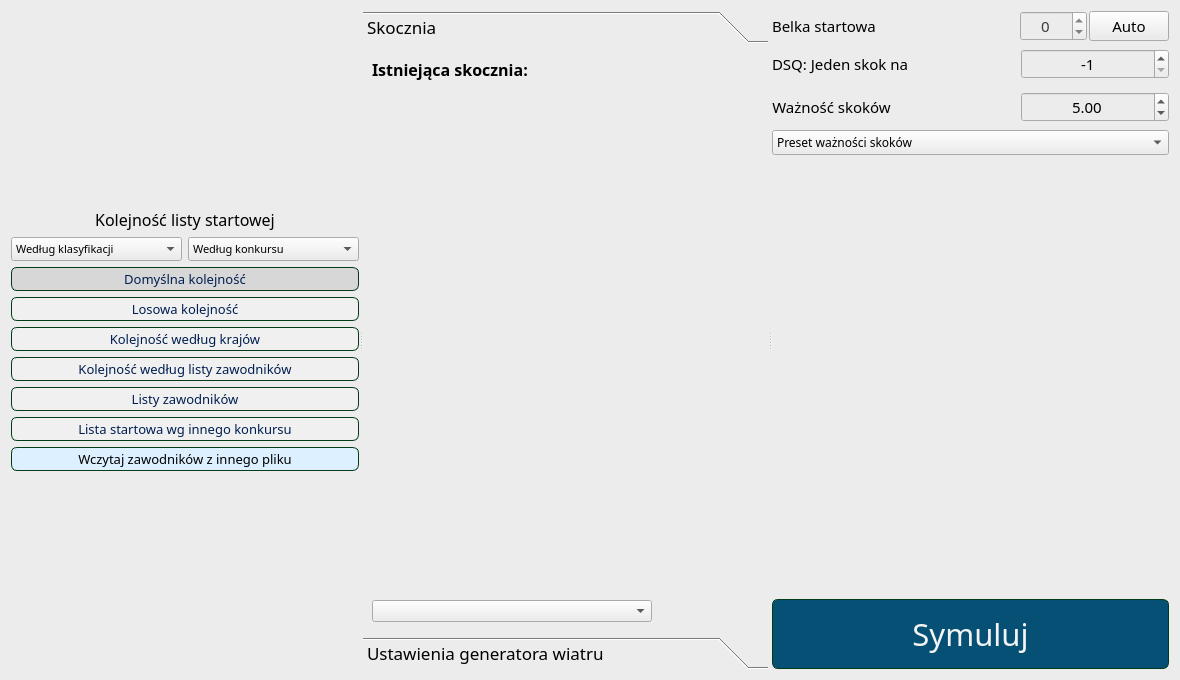
Before: the Qt Designer form source/UI/Competition/CompetitionConfigWindow.ui in KonradKrol/sj-sim, drawn with Qt 5.
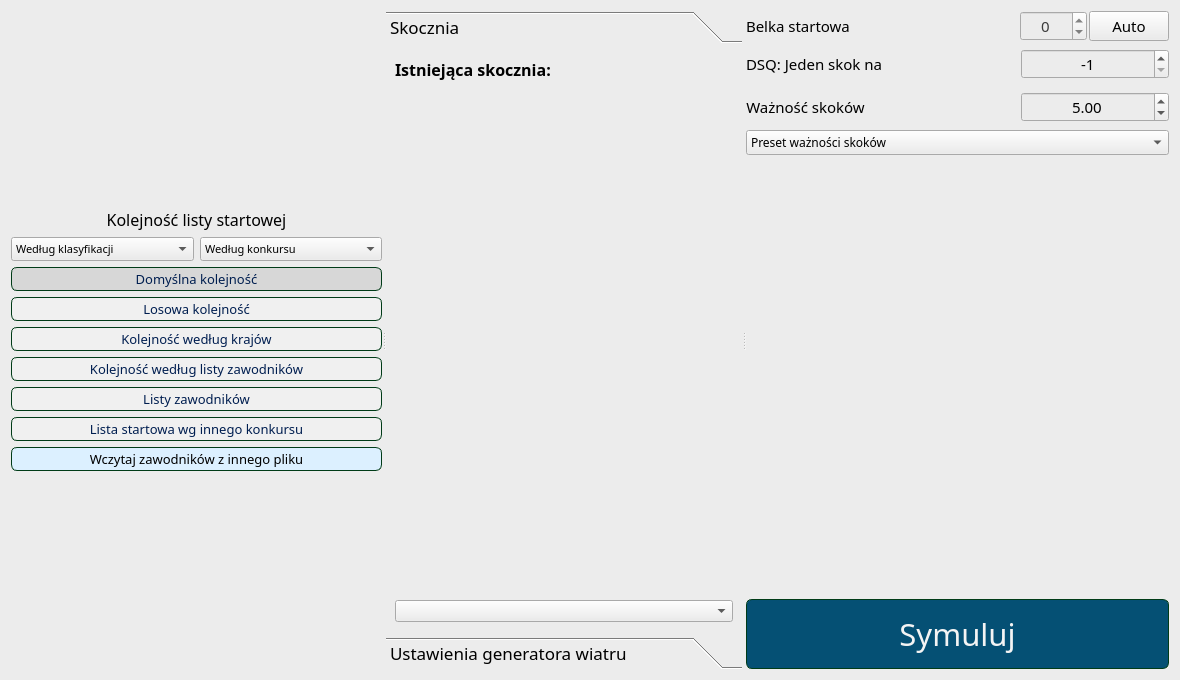
After: the same form once the commit is applied.

```diff
--- a/source/UI/Competition/CompetitionConfigWindow.ui
+++ b/source/UI/Competition/CompetitionConfigWindow.ui
@@ -448,13 +448,13 @@
               <widget class="QComboBox" name="comboBox_existingHill">
                <property name="minimumSize">
                 <size>
-                 <width>280</width>
+                 <width>100</width>
                  <height>0</height>
                 </size>
                </property>
                <property name="maximumSize">
                 <size>
-                 <width>280</width>
+                 <width>16777215</width>
                  <height>16777215</height>
                 </size>
                </property>
```
